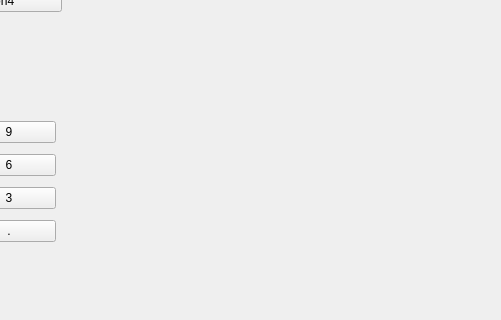
First picture: the form in mainwingridlayout.ui, repository TianJin85/Qtwindow, before the edit; both pictures show x 299 to 800 and y 154 to 474 of the 800 by 600 pixel window.
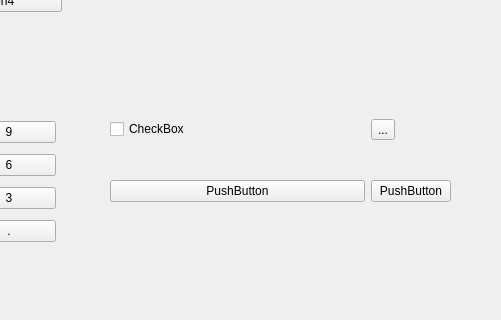
Second picture: the form after the edit.

Patch:
```diff
--- a/mainwingridlayout.ui
+++ b/mainwingridlayout.ui
@@ -54,6 +54,46 @@
      </item>
     </layout>
    </widget>
+   <widget class="QWidget" name="gridLayoutWidget_2">
+    <property name="geometry">
+     <rect>
+      <x>409</x>
+      <y>239</y>
+      <width>341</width>
+      <height>151</height>
+     </rect>
+    </property>
+    <layout class="QGridLayout" name="gridLayout_3">
+     <item row="0" column="0">
+      <widget class="QCheckBox" name="checkBox">
+       <property name="text">
+        <string>CheckBox</string>
+       </property>
+      </widget>
+     </item>
+     <item row="0" column="1">
+      <widget class="QToolButton" name="toolButton">
+       <property name="text">
+        <string>...</string>
+       </property>
+      </widget>
+     </item>
+     <item row="1" column="0">
+      <widget class="QPushButton" name="pushButton_9">
+       <property name="text">
+        <string>PushButton</string>
+       </property>
+      </widget>
+     </item>
+     <item row="1" column="1">
+      <widget class="QPushButton" name="pushButton_17">
+       <property name="text">
+        <string>PushButton</string>
+       </property>
+      </widget>
+     </item>
+    </layout>
+   </widget>
    <widget class="QWidget" name="">
     <property name="geometry">
      <rect>
```
